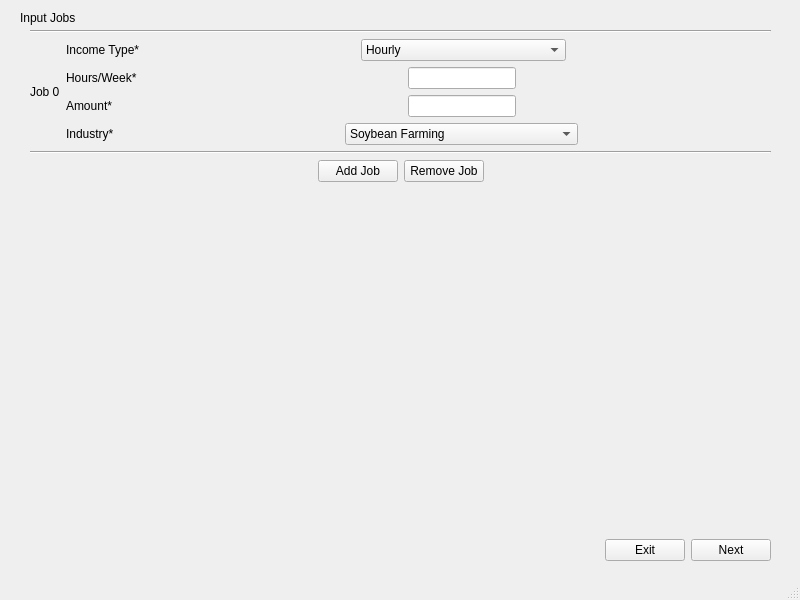
Before: the Qt Designer form Application/Application/predictionInputWages.ui in abutlerboudakian/future_wallet, drawn with Qt 5.
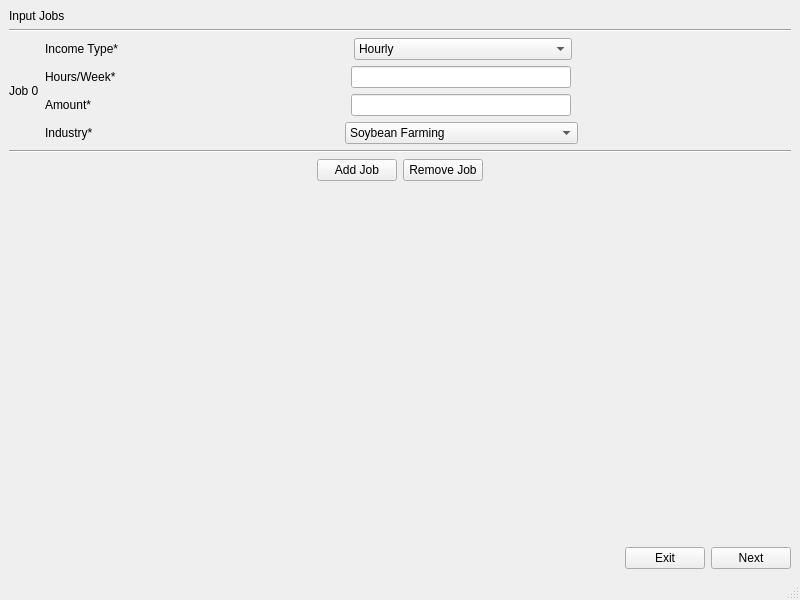
After: the same form once the commit is applied.

Commit message: Created ui forms and Input Wages cpp file

```diff
--- a/Application/Application/predictionInputWages.ui
+++ b/Application/Application/predictionInputWages.ui
@@ -14,15 +14,15 @@
    <string>MainApplication</string>
   </property>
   <widget class="QWidget" name="centralwidget">
-   <widget class="QWidget" name="verticalLayoutWidget">
-    <property name="geometry">
-     <rect>
-      <x>30</x>
-      <y>30</y>
-      <width>741</width>
-      <height>531</height>
-     </rect>
-    </property>
+   <layout class="QVBoxLayout" name="verticalLayout_3">
+    <item>
+     <widget class="QLabel" name="label_2">
+      <property name="text">
+       <string>Input Jobs</string>
+      </property>
+     </widget>
+    </item>
+    <item>
     <layout class="QVBoxLayout" name="verticalLayout">
      <item>
       <widget class="Line" name="line_2">
@@ -148,7 +148,7 @@
            <item>
             <widget class="QLineEdit" name="lineEdit">
              <property name="sizePolicy">
-              <sizepolicy hsizetype="Minimum" vsizetype="Fixed">
+               <sizepolicy hsizetype="MinimumExpanding" vsizetype="Fixed">
                <horstretch>0</horstretch>
                <verstretch>0</verstretch>
               </sizepolicy>
@@ -213,7 +213,7 @@
            <item>
             <widget class="QLineEdit" name="lineEdit_2">
              <property name="sizePolicy">
-              <sizepolicy hsizetype="Minimum" vsizetype="Fixed">
+               <sizepolicy hsizetype="MinimumExpanding" vsizetype="Fixed">
                <horstretch>0</horstretch>
                <verstretch>0</verstretch>
               </sizepolicy>
@@ -488,20 +488,8 @@
       </layout>
      </item>
     </layout>
-   </widget>
-   <widget class="QLabel" name="label_2">
-    <property name="geometry">
-     <rect>
-      <x>20</x>
-      <y>10</y>
-      <width>71</width>
-      <height>16</height>
-     </rect>
-    </property>
-    <property name="text">
-     <string>Input Jobs</string>
-    </property>
-   </widget>
+    </item>
+   </layout>
   </widget>
   <widget class="QStatusBar" name="statusbar"/>
  </widget>
```
Left out of the diff: 20 changed lines with no effect on the pictures. Lines whose indentation alone changed are shown as unchanged. The commit also changes 5 other files.
